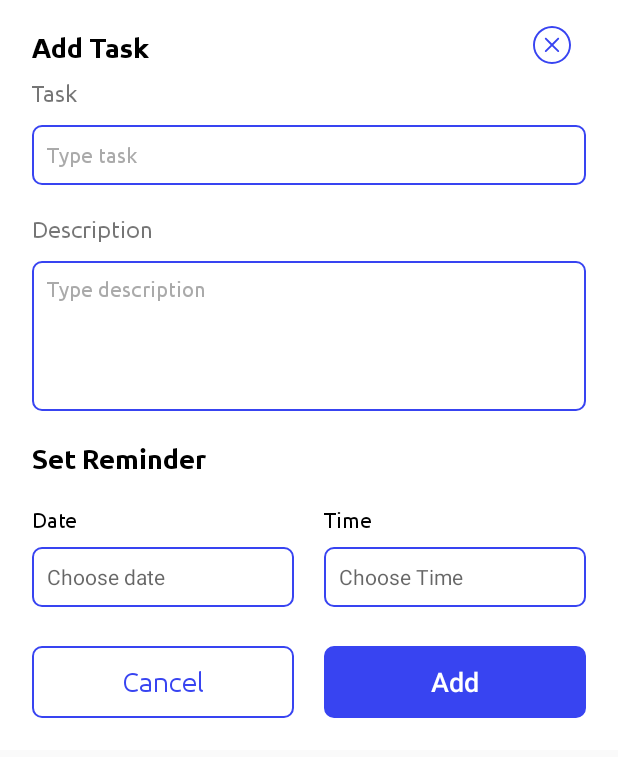
After one commit to dino-sunny/Todo, an Android app: the layout add_todo_fragment.xml on its own in the app's theme, with its tools: preview values and no code run, on a phone screen of 412 x 824 dp. The commit adds this screen. Shown: the top 757 px of the screen. Run offline under Robolectric (Android 15) with nearby library versions, the phone set to English and light mode, and no system bars.

Commit message:
added add todo dialog screen

```diff
--- a/app/build.gradle
+++ b/app/build.gradle
@@ -77,6 +77,8 @@ dependencies {
 
     implementation 'androidx.room:room-runtime:2.3.0'
     implementation "androidx.lifecycle:lifecycle-viewmodel-ktx:2.3.1"
+    implementation 'androidx.legacy:legacy-support-v4:1.0.0'
+    implementation 'androidx.lifecycle:lifecycle-livedata-ktx:2.3.1'
     kapt "androidx.room:room-compiler:2.3.0"
 
     testImplementation 'junit:junit:4.13.2'
--- /dev/null
+++ b/app/src/main/res/drawable/edit_text_border.xml
@@ -0,0 +1,10 @@
+<shape
+    xmlns:android="http://schemas.android.com/apk/res/android"
+    android:shape="rectangle">
+
+    <corners
+    android:radius="6dp"/>
+    <stroke
+        android:color="@color/blue_700"
+        android:width="1dp"/>
+</shape>
--- /dev/null
+++ b/app/src/main/res/drawable/ic_delete.xml
@@ -0,0 +1,12 @@
+<vector xmlns:android="http://schemas.android.com/apk/res/android"
+    android:width="512dp"
+    android:height="512dp"
+    android:viewportWidth="340.8"
+    android:viewportHeight="340.8">
+  <path
+      android:pathData="M170.4,0C76.4,0 0,76.4 0,170.4s76.4,170.4 170.4,170.4s170.4,-76.4 170.4,-170.4S264.4,0 170.4,0zM170.4,323.6c-84.4,0 -153.2,-68.8 -153.2,-153.2S86,17.2 170.4,17.2S323.6,86 323.6,170.4S254.8,323.6 170.4,323.6z"
+      android:fillColor="#3844f1"/>
+  <path
+      android:pathData="M182.4,169.6l50,-50c3.2,-3.2 3.2,-8.8 0,-12c-3.2,-3.2 -8.8,-3.2 -12,0l-50,50l-50,-50c-3.2,-3.2 -8.8,-3.2 -12,0c-3.2,3.2 -3.2,8.8 0,12l50,50l-50,49.6c-3.2,3.2 -3.2,8.8 0,12c1.6,1.6 4,2.4 6,2.4s4.4,-0.8 6,-2.4l50,-50l50,50c1.6,1.6 4,2.4 6,2.4s4.4,-0.8 6,-2.4c3.2,-3.2 3.2,-8.8 0,-12L182.4,169.6z"
+      android:fillColor="#3844f1"/>
+</vector>
--- /dev/null
+++ b/app/src/main/res/layout/add_todo_fragment.xml
@@ -0,0 +1,241 @@
+<?xml version="1.0" encoding="utf-8"?>
+<layout xmlns:android="http://schemas.android.com/apk/res/android"
+    xmlns:app="http://schemas.android.com/apk/res-auto"
+    xmlns:tools="http://schemas.android.com/tools">
+    <data>
+        <variable
+            name="addTodoViewModel"
+            type="com.dino.todo.home.AddTodoViewModel" />
+    </data>
+
+    <androidx.constraintlayout.widget.ConstraintLayout
+        android:layout_width="match_parent"
+        android:layout_height="wrap_content"
+        android:background="@android:color/transparent">
+
+        <androidx.constraintlayout.widget.ConstraintLayout
+            android:id="@+id/constraintLayout"
+            android:layout_width="match_parent"
+            android:layout_height="wrap_content"
+            android:background="@color/white"
+            app:layout_constraintBottom_toBottomOf="parent"
+            app:layout_constraintEnd_toEndOf="parent"
+            app:layout_constraintTop_toTopOf="parent"
+            tools:context=".home.AddTodoFragment">
+
+            <TextView
+                android:id="@+id/textView2"
+                android:layout_width="wrap_content"
+                android:layout_height="wrap_content"
+                android:layout_marginStart="21dp"
+                android:layout_marginTop="21dp"
+                android:fontFamily="@font/ubuntu_bold"
+                android:text="Add Task"
+                android:textColor="@color/black"
+                android:textSize="18sp"
+                app:layout_constraintEnd_toEndOf="parent"
+                app:layout_constraintHorizontal_bias="0.0"
+                app:layout_constraintStart_toStartOf="parent"
+                app:layout_constraintTop_toTopOf="parent" />
+
+            <TextView
+                android:id="@+id/textView5"
+                android:layout_width="0dp"
+                android:layout_height="wrap_content"
+                android:layout_marginTop="21dp"
+                android:fontFamily="@font/ubuntu_bold"
+                android:text="Set Reminder"
+                android:textColor="@color/black"
+                android:textSize="18sp"
+                app:layout_constraintEnd_toEndOf="parent"
+                app:layout_constraintHorizontal_bias="0.0"
+                app:layout_constraintStart_toStartOf="@+id/editTextTextPersonName2"
+                app:layout_constraintTop_toBottomOf="@+id/editTextTextPersonName2" />
+
+            <TextView
+                android:id="@+id/textView3"
+                android:layout_width="wrap_content"
+                android:layout_height="wrap_content"
+                android:layout_marginTop="10dp"
+                android:fontFamily="@font/ubuntu"
+                android:text="Task"
+                android:textSize="15sp"
+                app:layout_constraintEnd_toEndOf="parent"
+                app:layout_constraintHorizontal_bias="0.0"
+                app:layout_constraintStart_toStartOf="@+id/textView2"
+                app:layout_constraintTop_toBottomOf="@+id/textView2" />
+
+            <EditText
+                android:id="@+id/editTextTextPersonName"
+                android:layout_width="0dp"
+                android:layout_height="40dp"
+                android:layout_marginTop="12dp"
+                android:layout_marginEnd="21dp"
+                android:background="@drawable/edit_text_border"
+                android:ems="10"
+                android:fontFamily="@font/ubuntu"
+                android:hint="Type task"
+                android:inputType="textPersonName"
+                android:paddingStart="10dp"
+                android:textColor="@color/black"
+                android:textColorHint="@android:color/darker_gray"
+                android:textSize="14sp"
+                app:layout_constraintEnd_toEndOf="parent"
+                app:layout_constraintStart_toStartOf="@+id/textView3"
+                app:layout_constraintTop_toBottomOf="@+id/textView3" />
+
+            <EditText
+                android:id="@+id/editTextTextPersonName2"
+                android:layout_width="0dp"
+                android:layout_height="100dp"
+                android:layout_marginTop="12dp"
+                android:layout_marginEnd="21dp"
+                android:background="@drawable/edit_text_border"
+                android:ems="10"
+                android:fontFamily="@font/ubuntu"
+                android:gravity="top"
+                android:hint="Type description"
+                android:inputType="textPersonName"
+                android:paddingStart="10dp"
+                android:paddingTop="10dp"
+                android:paddingEnd="10dp"
+                android:textColor="@color/black"
+                android:textColorHint="@android:color/darker_gray"
+                android:textSize="14sp"
+                app:layout_constraintEnd_toEndOf="parent"
+                app:layout_constraintStart_toStartOf="@+id/textView4"
+                app:layout_constraintTop_toBottomOf="@+id/textView4" />
+
+            <TextView
+                android:id="@+id/textView4"
+                android:layout_width="wrap_content"
+                android:layout_height="wrap_content"
+                android:layout_marginTop="20dp"
+                android:fontFamily="@font/ubuntu"
+                android:text="Description"
+                android:textSize="15sp"
+                app:layout_constraintEnd_toEndOf="parent"
+                app:layout_constraintHorizontal_bias="0.0"
+                app:layout_constraintStart_toStartOf="@+id/editTextTextPersonName"
+                app:layout_constraintTop_toBottomOf="@+id/editTextTextPersonName" />
+
+            <TextView
+                android:id="@+id/textView6"
+                android:layout_width="wrap_content"
+                android:layout_height="wrap_content"
+                android:layout_marginTop="21dp"
+                android:fontFamily="@font/ubuntu"
+                android:text="Date"
+                android:textColor="@color/black"
+                app:layout_constraintEnd_toEndOf="parent"
+                app:layout_constraintHorizontal_bias="0.0"
+                app:layout_constraintStart_toStartOf="@+id/textView5"
+                app:layout_constraintTop_toBottomOf="@+id/textView5" />
+
+            <TextView
+                android:id="@+id/textView7"
+                android:layout_width="wrap_content"
+                android:layout_height="wrap_content"
+                android:fontFamily="@font/ubuntu"
+                android:text="Time"
+                android:textColor="@color/black"
+                app:layout_constraintBottom_toBottomOf="@+id/textView6"
+                app:layout_constraintEnd_toEndOf="parent"
+                app:layout_constraintHorizontal_bias="0.0"
+                app:layout_constraintStart_toStartOf="@+id/editTextTime"
+                app:layout_constraintTop_toTopOf="@+id/textView6" />
+
+            <EditText
+                android:id="@+id/editTextDate"
+                android:layout_width="0dp"
+                android:layout_height="40dp"
+                android:layout_marginStart="21dp"
+                android:layout_marginTop="10dp"
+                android:layout_marginEnd="10dp"
+                android:background="@drawable/edit_text_border"
+                android:ems="10"
+                android:hint="Choose date"
+                android:inputType="date"
+                android:paddingStart="10dp"
+                android:paddingEnd="10dp"
+                android:textSize="14sp"
+                app:layout_constraintEnd_toStartOf="@+id/editTextTime"
+                app:layout_constraintHorizontal_bias="0.5"
+                app:layout_constraintStart_toStartOf="parent"
+                app:layout_constraintTop_toBottomOf="@+id/textView6" />
+
+            <EditText
+                android:id="@+id/editTextTime"
+                android:layout_width="0dp"
+                android:layout_height="40dp"
+                android:layout_marginStart="10dp"
+                android:layout_marginEnd="21dp"
+                android:background="@drawable/edit_text_border"
+                android:ems="10"
+                android:hint="Choose Time"
+                android:inputType="time"
+                android:paddingStart="10dp"
+                android:paddingEnd="10dp"
+                android:textSize="14sp"
+                app:layout_constraintBottom_toBottomOf="@+id/editTextDate"
+                app:layout_constraintEnd_toEndOf="parent"
+                app:layout_constraintHorizontal_bias="0.5"
+                app:layout_constraintStart_toEndOf="@+id/editTextDate"
+                app:layout_constraintTop_toTopOf="@+id/editTextDate" />
+
+            <Button
+                android:id="@+id/button"
+                android:layout_width="0dp"
+                android:layout_height="wrap_content"
+                android:layout_marginStart="21dp"
+                android:layout_marginTop="26dp"
+                android:layout_marginEnd="10dp"
+                android:layout_marginBottom="21dp"
+                android:background="@drawable/edit_text_border"
+                android:fontFamily="@font/ubuntu"
+                android:text="@android:string/cancel"
+                android:textAllCaps="false"
+                android:textColor="@color/blue_700"
+                android:textSize="18sp"
+                app:layout_constraintBottom_toBottomOf="parent"
+                app:layout_constraintEnd_toStartOf="@+id/button2"
+                app:layout_constraintHorizontal_bias="0.5"
+                app:layout_constraintStart_toStartOf="parent"
+                app:layout_constraintTop_toBottomOf="@+id/editTextDate" />
+
+            <Button
+                android:id="@+id/button2"
+                android:layout_width="0dp"
+                android:layout_height="wrap_content"
+                android:layout_marginStart="10dp"
+                android:layout_marginEnd="21dp"
+                android:background="@drawable/edit_text_border"
+                android:backgroundTint="@color/blue_700"
+                android:text="Add"
+                android:textAllCaps="false"
+                android:textColor="@color/white"
+                android:textSize="18sp"
+                app:layout_constraintBottom_toBottomOf="@+id/button"
+                app:layout_constraintEnd_toEndOf="parent"
+                app:layout_constraintHorizontal_bias="0.5"
+                app:layout_constraintStart_toEndOf="@+id/button"
+                app:layout_constraintTop_toTopOf="@+id/button" />
+
+            <ImageView
+                android:id="@+id/imageView2"
+                android:layout_width="25dp"
+                android:layout_height="25dp"
+                android:src="@drawable/ic_delete"
+                app:layout_constraintBottom_toBottomOf="@+id/textView2"
+                app:layout_constraintEnd_toEndOf="parent"
+                app:layout_constraintHorizontal_bias="0.89"
+                app:layout_constraintStart_toEndOf="@+id/textView2"
+                app:layout_constraintTop_toTopOf="@+id/textView2"
+                app:layout_constraintVertical_bias="1.0" />
+
+        </androidx.constraintlayout.widget.ConstraintLayout>
+
+    </androidx.constraintlayout.widget.ConstraintLayout>
+
+
+</layout>
--- a/app/src/main/res/values/themes.xml
+++ b/app/src/main/res/values/themes.xml
@@ -12,6 +12,7 @@
         <!-- Status bar color. -->
         <item name="android:statusBarColor" tools:targetApi="l">?attr/colorPrimaryVariant</item>
         <!-- Customize your theme here. -->
+        <item name="android:windowDisablePreview">true</item>
 
     </style>
 </resources>
```
Also changed, not shown: app/src/main/java/com/dino/todo/home/AddTodoFragment.kt (added, +39 -0 lines), app/src/main/java/com/dino/todo/home/AddTodoViewModel.kt (added, +7 -0 lines), app/src/main/java/com/dino/todo/home/HomeActivity.kt (+27 -2 lines), app/src/main/java/com/dino/todo/home/HomeViewModel.kt (+13 -3 lines), app/src/main/java/com/dino/todo/home/TodoAdapter.kt (added, +42 -0 lines), app/src/main/res/drawable/ic_edit.xml (added, +9 -0 lines), app/src/main/res/layout/activity_home.xml (+13 -1 lines), app/src/main/res/layout/todo_item.xml (added, +95 -0 lines).
